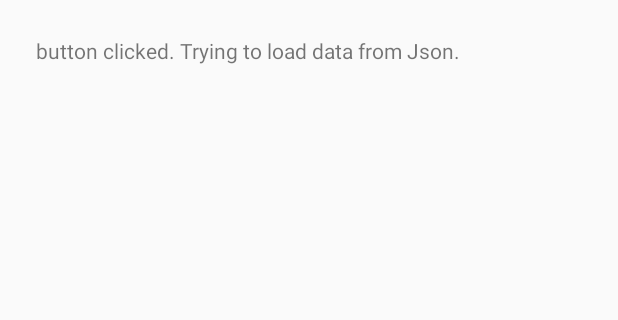
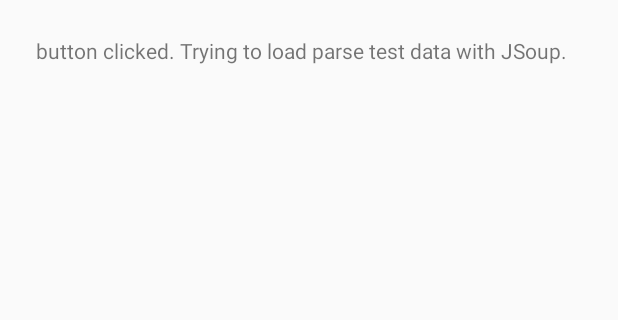
Before and after one commit to RikNorakomi/FirebaseAndroid, an Android app: the screen it shows after launch (MainActivity), after a tap on "READ URL OF SOVIET ART ME PAGES", on a phone screen of 412 x 824 dp, the part 137-457 px from its top. Run offline under Robolectric (Android 15) with nearby library versions, the phone set to English and light mode, and no system bars; libraries missing offline, so code that uses them is left out: com.firebase.client; 5 statements that could not run were skipped.

Commit message:
added basis for classes of an artwork url/page crawler + async task object for parsing urls via JSoup

```diff
--- /dev/null
+++ b/app/src/main/java/norakomi/com/norakomifirebase/JSoup/ParseUrl.java
@@ -0,0 +1,89 @@
+package norakomi.com.norakomifirebase.JSoup;
+
+import android.os.AsyncTask;
+import android.util.Log;
+
+import org.jsoup.Jsoup;
+import org.jsoup.nodes.Document;
+import org.jsoup.nodes.Element;
+import org.jsoup.select.Elements;
+
+import norakomi.com.norakomifirebase.utils.App;
+import norakomi.com.norakomifirebase.utils.NetworkUtils;
+
+/**
+ * Created by Rik van Velzen, Norakomi.com, on 13-4-2016.
+ * <p/>
+ * Check out:
+ * https://github.com/RikNorakomi?tab=repositories
+ * http://norakomi.blogspot.nl/
+ * www.norakomi.com
+ */
+public class ParseUrl extends AsyncTask<String, Void, String> {
+
+    private final String TAG = getClass().getSimpleName();
+
+    @Override
+    protected String doInBackground(String... strings) {
+        StringBuilder buffer = new StringBuilder();
+        String url = strings[0];
+
+        if (url == null) {
+            App.log(TAG, "Error. Not a valid url");
+            return buffer.toString();
+        }
+
+        /*
+        * Preferably you never want to receive malformed url's here.
+        * But I've added a little code that tries to append an http:// protocol
+        * to the url's string. Better way is to check for malformed url before
+        * requesting  connection
+        * */
+        if (!NetworkUtils.checkUrlHasValidScheme(url)) {
+            // Let's try to add scheme to String
+            url = "http://" + url;
+            App.log(TAG, "trying to add scheme to url. New url: " + url);
+        }
+
+
+        try {
+            App.log(TAG, "Trying to connecting to: " + url);
+            Document doc = Jsoup.connect(url).get();
+
+            Log.d(TAG, "Connected to: " + url);
+
+            // Get document (HTML page) title
+            String title = doc.title();
+            App.log(TAG, "Title [" + title + "]");
+            buffer.append("Title: " + title + "rn");
+
+            // Get meta info
+            Elements metaElems = doc.select("meta");
+            buffer.append("META DATArn");
+            for (Element metaElem : metaElems) {
+                String name = metaElem.attr("name");
+                String content = metaElem.attr("content");
+                buffer.append("name [" + name + "] - content [" + content + "] rn");
+            }
+
+            Elements topicList = doc.select("h2.topic");
+            buffer.append("Topic listrn");
+            for (Element topic : topicList) {
+                String data = topic.text();
+
+                buffer.append("Data [" + data + "] rn");
+            }
+
+        } catch (Throwable t) {
+            App.log(TAG, "Error: Caught throwable: " + t.toString());
+        }
+
+        return buffer.toString();
+    }
+
+    @Override
+    protected void onPostExecute(String s) {
+        super.onPostExecute(s);
+        App.log(TAG, "onPostExecute: " + s);
+    }
+}
--- a/app/src/main/java/norakomi/com/norakomifirebase/MainActivity.java
+++ b/app/src/main/java/norakomi/com/norakomifirebase/MainActivity.java
@@ -12,9 +12,11 @@ import com.firebase.client.FirebaseError;
 import com.firebase.client.GenericTypeIndicator;
 import com.firebase.client.ValueEventListener;
 
+import java.util.ArrayList;
 import java.util.Arrays;
 import java.util.List;
 
+import norakomi.com.norakomifirebase.JSoup.ParseUrl;
 import norakomi.com.norakomifirebase.utils.App;
 
 public class MainActivity extends AppCompatActivity {
@@ -32,6 +34,7 @@ public class MainActivity extends AppCompatActivity {
     private TextView resultView;
     private Button button;
     private FirebaseManager firebaseManager;
+    private ArrayList<String> urlsToCrawl;
 
     @Override
     protected void onCreate(Bundle savedInstanceState) {
@@ -51,6 +54,9 @@ public class MainActivity extends AppCompatActivity {
                 "sovietart.me/posters/all/page1/3",
                 "sovietart.me/posters/all/page1/4",
                 "sovietart.me/posters/all/page1/1");
+        urlsToCrawl = new ArrayList<>();
+        urlsToCrawl.add(testList.get(0));
+        App.log(TAG, "url to crawl = " + urlsToCrawl.get(0));
 
         firebaseManager.writeToFirebase(Constants.childNodePages, testList);
         firebaseManager.readFromFirebase(Constants.childNodePages, new ValueEventListener() {
@@ -71,7 +77,6 @@ public class MainActivity extends AppCompatActivity {
             }
         });
     }
-
 
 
     protected void exampleArrayLike() {
@@ -98,10 +103,15 @@ public class MainActivity extends AppCompatActivity {
     }
 
 
+    public void buttonClicked(View view) {
+        String msg = "button clicked. Trying to load parse test data with JSoup.";
+        App.log(TAG, msg);
 
-    public void buttonClicked(View view) {
-        String msg = "button clicked. Trying to load data from Json.";
-        App.log(TAG, msg);
+        for (String url : urlsToCrawl) {
+            new ParseUrl().execute(url);
+        }
+
+
         resultView.setText(resultView.getText() + "\n" + msg);
     }
 
--- /dev/null
+++ b/app/src/main/java/norakomi/com/norakomifirebase/utils/NetworkUtils.java
@@ -0,0 +1,33 @@
+package norakomi.com.norakomifirebase.utils;
+
+import java.util.Arrays;
+
+/**
+ * Created by Rik van Velzen, Norakomi.com, on 13-4-2016.
+ * <p/>
+ * Check out:
+ * https://github.com/RikNorakomi?tab=repositories
+ * http://norakomi.blogspot.nl/
+ * www.norakomi.com
+ */
+public class NetworkUtils {
+
+    private static final String TAG = "NetworkUtils";
+
+    private static String[] validSchemes = {"http://", "https://"};
+
+    public static boolean checkUrlhasHttpScheme(String url) {
+        return url.startsWith("http://");
+    }
+
+    public static boolean checkUrlHasValidScheme(String url) {
+        for (String scheme : validSchemes) {
+            if (url.startsWith(scheme)) {
+                return true;
+            }
+        }
+
+        App.log(TAG, "Url doesn't have valid scheme. Valid schemes are: " + Arrays.toString(validSchemes));
+        return false;
+    }
+}
```
Also changed, not shown: app/build.gradle (+8 -0 lines), app/src/main/java/norakomi/com/norakomifirebase/ArtWorkCrawler.java (added, +44 -0 lines).
